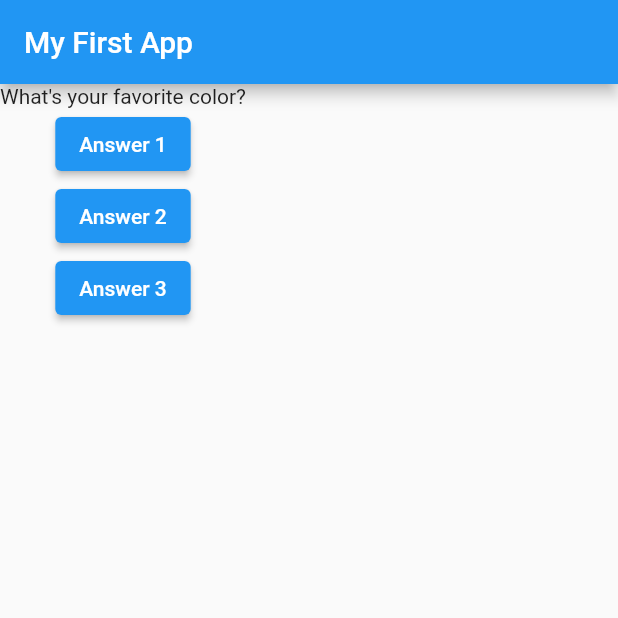
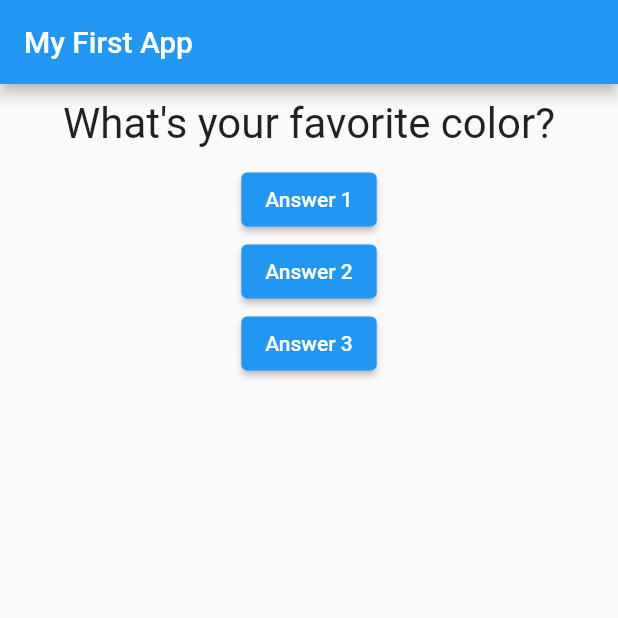
Before and after one commit to polnikovandrey/flutter_complete_guide, a Flutter app: the screen it shows after launch, on a phone screen of 412 x 824 dp, the top half of it. Run offline on Flutter 3.47's test engine with Material 2 defaults, Android fonts, the phone set to English and light mode, and no system bars.

Commit message:
App from scratch ...8 question widget layouting and styling

```diff
--- a/lib/question.dart
+++ b/lib/question.dart
@@ -1,13 +1,20 @@
 import 'package:flutter/material.dart';
 
 class Question extends StatelessWidget {
-
   final String _questionText;
 
   const Question(this._questionText, {Key? key}) : super(key: key);
 
   @override
   Widget build(BuildContext context) {
-    return Text(_questionText);
+    return Container(
+      width: double.infinity,
+      margin: const EdgeInsets.all(10),
+      child: Text(
+        _questionText,
+        style: const TextStyle(fontSize: 28),
+        textAlign: TextAlign.center,
+      ),
+    );
   }
 }
```
